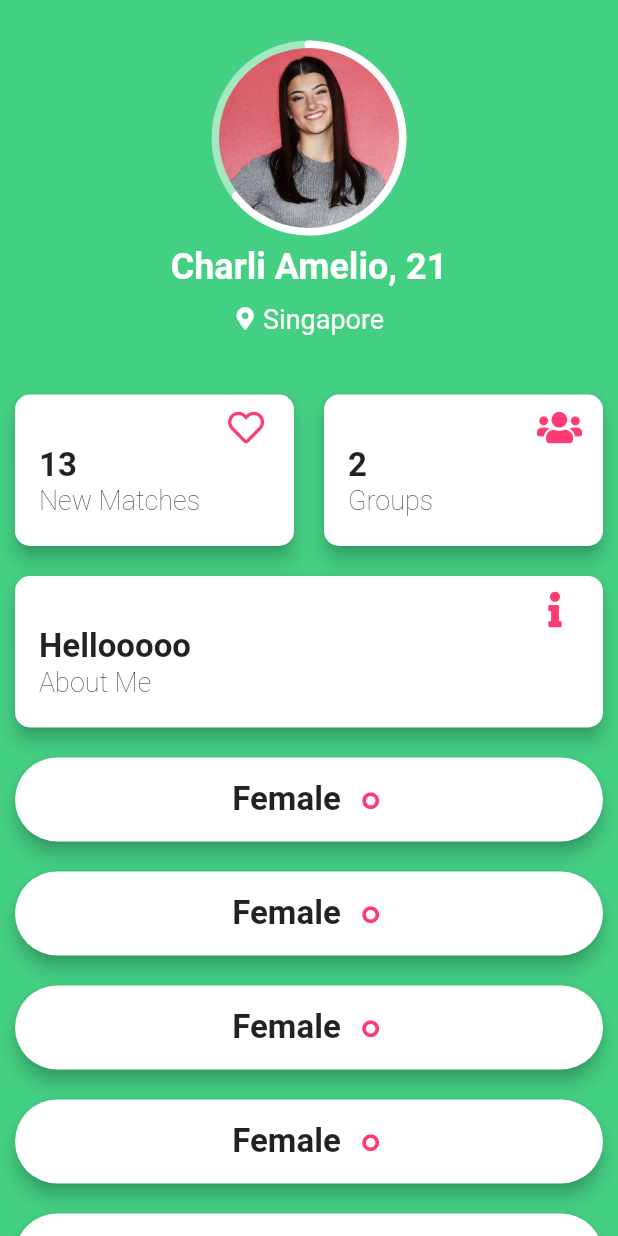
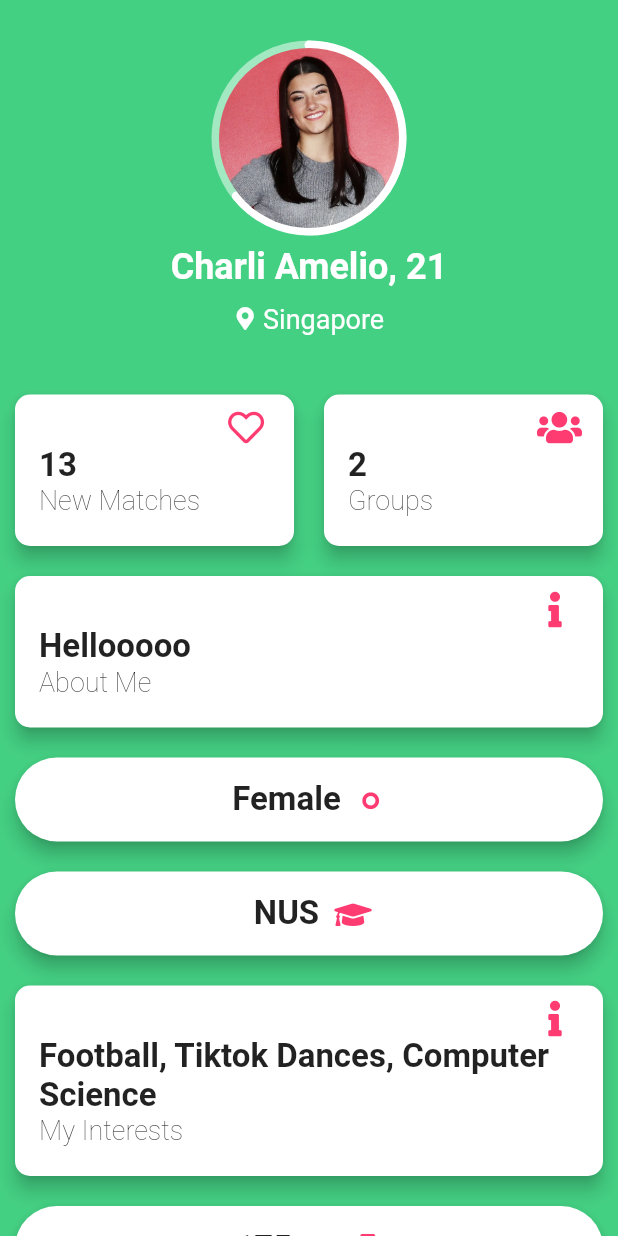
Before and after one commit to shurvirarora/Pepper, a Flutter app: what profilePage() shows on an empty page, opened directly, on a phone screen of 412 x 824 dp. Run offline on Flutter 3.47's test engine with Material 2 defaults, Android fonts, the phone set to English and light mode, and no system bars; our stand-ins replace cloud_firestore, dot_navigation_bar, firebase_auth, firebase_core, flutter_tindercard, font_awesome_flutter; missing offline and left inert: flutter_login_facebook; accounts and stored records are empty.

Commit message:
profilePage updated

```diff
--- a/lib/main.dart
+++ b/lib/main.dart
@@ -1,10 +1,10 @@
 import 'package:flutter/material.dart';
 import 'package:myapp/blocs/auth_bloc.dart';
-import 'package:myapp/loginPage.dart';
+import 'package:myapp/pages/loginPage.dart';
 import 'package:myapp/home.dart';
 import 'package:provider/provider.dart';
 import 'home.dart';
-import 'loginPage.dart';
+import 'pages/loginPage.dart';
 import 'phoneLogin.dart';
 import 'package:firebase_core/firebase_core.dart';
 import 'emailLogin.dart';
--- a/lib/loginPage.dart
+++ b/lib/pages/loginPage.dart
@@ -6,7 +6,7 @@ import 'package:myapp/home.dart';
 import 'package:font_awesome_flutter/font_awesome_flutter.dart';
 import 'package:myapp/blocs/auth_bloc.dart';
 import 'package:provider/provider.dart';
-import 'home.dart';
+import '../home.dart';
 
 // import com.facebook.FacebookSdk;
 // import com.facebook.appevents.AppEventsLogger;
--- a/lib/messagePage.dart
+++ b/lib/pages/messagePage.dart
@@ -1,5 +1,5 @@
-import 'styleguide/colors.dart';
-import 'styleguide/textstyle.dart';
+import '../styleguide/colors.dart';
+import '../styleguide/textstyle.dart';
 import 'package:cloud_firestore/cloud_firestore.dart';
 import 'package:flutter/material.dart';
 import 'loginPage.dart';
--- a/lib/profilePage.dart
+++ b/lib/pages/profilePage.dart
@@ -104,36 +104,36 @@ class _profilePageState extends State<profilePage> {
                 ]),
                 TableRow(children: [
                   ProfileInfoSmallCard(
-                      text: "Female",
+                      text: "NUS",
                       icon: Icon(
-                        FontAwesomeIcons.genderless,
+                        FontAwesomeIcons.graduationCap,
+                        color: secondaryColor,
+                        size: 20,
+                      )),
+                ]),
+                TableRow(children: [
+                  ProfileInfoBigCard(
+                      firstText: "Football, Tiktok Dances, Computer Science",
+                      secondText: "My Interests",
+                      icon: Icon(
+                        FontAwesomeIcons.info,
+                        color: secondaryColor,
+                      )),
+                ]),
+                TableRow(children: [
+                  ProfileInfoSmallCard(
+                      text: "175cm",
+                      icon: Icon(
+                        FontAwesomeIcons.rulerVertical,
                         color: secondaryColor,
                         size: 20,
                       )),
                 ]),
                 TableRow(children: [
                   ProfileInfoSmallCard(
-                      text: "Female",
+                      text: "Looking for: Clout",
                       icon: Icon(
-                        FontAwesomeIcons.genderless,
-                        color: secondaryColor,
-                        size: 20,
-                      )),
-                ]),
-                TableRow(children: [
-                  ProfileInfoSmallCard(
-                      text: "Female",
-                      icon: Icon(
-                        FontAwesomeIcons.genderless,
-                        color: secondaryColor,
-                        size: 20,
-                      )),
-                ]),
-                TableRow(children: [
-                  ProfileInfoSmallCard(
-                      text: "Female",
-                      icon: Icon(
-                        FontAwesomeIcons.genderless,
+                        FontAwesomeIcons.search,
                         color: secondaryColor,
                         size: 20,
                       )),
--- a/lib/swipePage.dart
+++ b/lib/pages/swipePage.dart
@@ -3,7 +3,7 @@ import 'package:flutter/material.dart';
 import 'package:flutter_tindercard/flutter_tindercard.dart';
 import 'package:font_awesome_flutter/font_awesome_flutter.dart';
 // import 'package:flutter_swipable/flutter_swipable.dart';
-import 'Decorations/constants.dart';
+import '../Decorations/constants.dart';
 
 ElevatedButton Heartbutton = ElevatedButton(
   onPressed: () => liked(),
```
Also changed, not shown: lib/Home.dart (+5 -5 lines).
